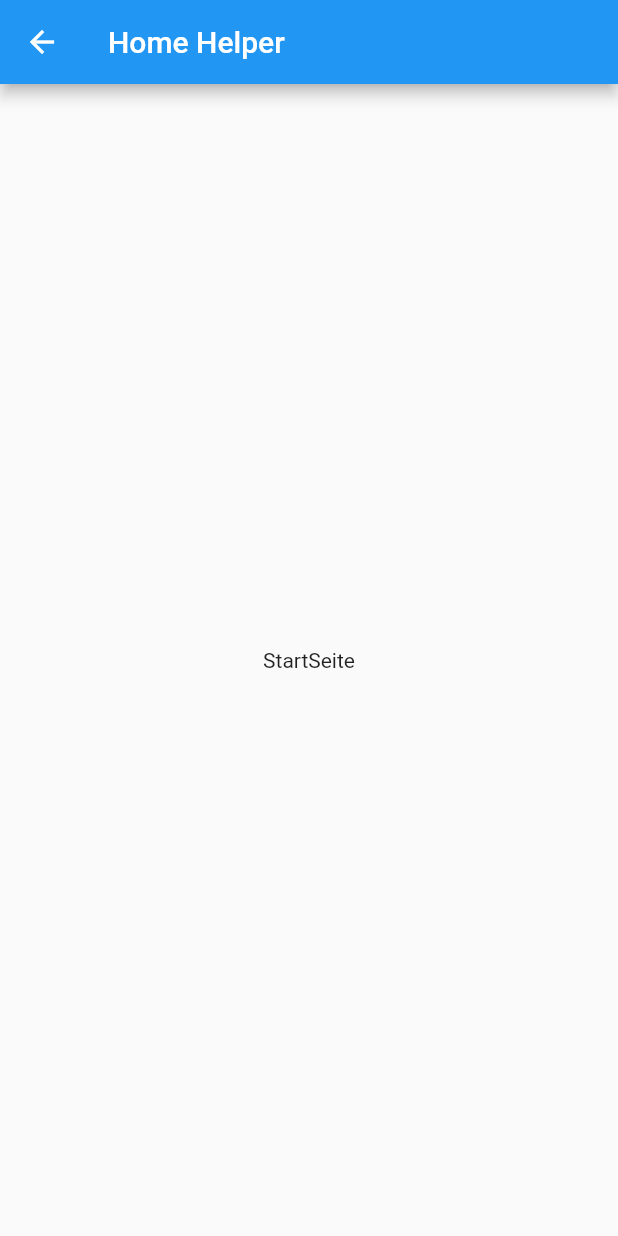
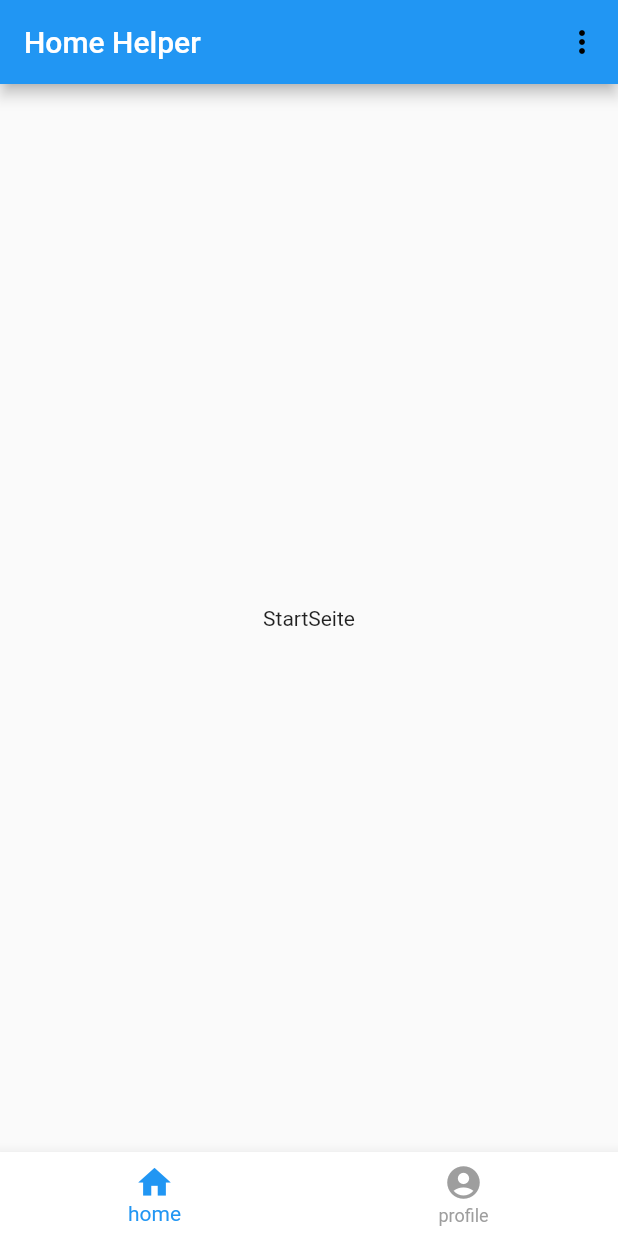
Before and after one commit to Dustin-Bookbaker/home-helper, a Flutter app: the screen it shows after launch, on a phone screen of 412 x 824 dp. Run offline on Flutter 3.47's test engine with Material 2 defaults, Android fonts, the phone set to English and light mode, and no system bars.

Commit message:
Set up Bottom Navigation

```diff
--- /dev/null
+++ b/lib/Navigation/Bottom_navigation/bottom_navigation.dart
@@ -0,0 +1,119 @@
+import 'package:flutter/material.dart';
+import 'package:homehelper/Pages/home/home_page.dart';
+import 'package:homehelper/Pages/profile/profile_page.dart';
+
+class BottomNavigation extends StatefulWidget {
+  /// Tab indicating, which page currently is displayed.
+  final TabItem tab;
+  // ignore: public_member_api_docs
+  BottomNavigation({this.tab = TabItem.home});
+
+  @override
+  _BottomNavigationState createState() => _BottomNavigationState(tab);
+}
+
+class _BottomNavigationState extends State<BottomNavigation> {
+  _BottomNavigationState(this._currentTab);
+  TabItem _currentTab;
+
+  void _selectTab(TabItem tabItem) {
+    setState(() => _currentTab = tabItem);
+  }
+
+  @override
+  Widget build(BuildContext context) => WillPopScope(
+        onWillPop: () {
+          // Avoid popping if not on HomeScreen
+          var result = (_currentTab == TabItem.home);
+          if (!result) _selectTab(TabItem.home);
+          return Future.value(result);
+        },
+        child: Scaffold(
+          body: TabHelper.route(_currentTab)(context),
+          bottomNavigationBar: BottomNavigationBar(
+            backgroundColor: Colors.white,
+            type: BottomNavigationBarType.fixed,
+            currentIndex: TabHelper.index(_currentTab),
+            onTap: (index) => _selectTab(TabHelper.item(index)),
+            iconSize: 26.0,
+            selectedItemColor: Colors.blue,
+            unselectedItemColor: Colors.grey,
+            items: [
+              for (var item in TabItem.values)
+                BottomNavigationBarItem(
+                    icon: Icon(TabHelper.icon(item)),
+                    title: Text(
+                      TabHelper.description(item),
+                    )),
+            ],
+          ),
+        ),
+      );
+}
+
+// Todo Add more
+enum TabItem { home, profile }
+
+abstract class TabHelper {
+  // ignore: public_member_api_docs
+  static TabItem item(int index) {
+// Todo Add more
+    switch (index) {
+      case 0:
+        return TabItem.home;
+      case 1:
+        return TabItem.profile;
+      default:
+        return TabItem.home;
+    }
+  }
+
+  // ignore: public_member_api_docs
+  static int index(TabItem tabItem) {
+    // Todo Add more
+    switch (tabItem) {
+      case TabItem.home:
+        return 0;
+      case TabItem.profile:
+        return 1;
+      default:
+        return 0;
+    }
+  }
+
+  // ignore: public_member_api_docs
+  static String description(TabItem tabItem) {
+    switch (tabItem) {
+      case TabItem.home:
+        return 'home';
+      case TabItem.profile:
+        return 'profile';
+      default:
+        return '';
+    }
+  }
+
+  // ignore: public_member_api_docs
+  static IconData icon(TabItem tabItem) {
+    switch (tabItem) {
+      case TabItem.home:
+        return Icons.home;
+      case TabItem.profile:
+        return Icons.account_circle;
+      default:
+        return Icons.adb;
+    }
+  }
+
+  // ignore: public_member_api_docs
+  static WidgetBuilder route(TabItem tabItem) {
+    switch (tabItem) {
+      case TabItem.home:
+        return (context) => HomePage();
+      case TabItem.profile:
+        return (context) => ProfilePage();
+      default:
+        return (context) => HomePage();
+    }
+  }
+}
--- a/lib/Navigation/router.dart
+++ b/lib/Navigation/router.dart
@@ -4,12 +4,16 @@ import 'package:homehelper/Common/constants/routing_constants.dart';
 import 'package:homehelper/Pages/home/home_page.dart';
 import 'package:homehelper/Pages/home/home_settings_page.dart';
 
+import 'Bottom_navigation/bottom_navigation.dart';
+
 /// RouteHandler which is called with every Navigator call.
 Route<dynamic> generateRoute(RouteSettings settings) {
   switch (settings.name) {
     case homeRoute:
       return MaterialPageRoute(
-        builder: (context) => HomePage(),
+        builder: (context) => BottomNavigation(
+          tab: TabItem.home,
+        ),
       );
     case homeSettingsRoute:
       return MaterialPageRoute(
@@ -17,7 +21,9 @@ Route<dynamic> generateRoute(RouteSettings settings) {
       );
     default:
       return MaterialPageRoute(
-        builder: (context) => HomePage(),
+        builder: (context) => BottomNavigation(
+          tab: TabItem.home,
+        ),
       );
   }
 }
--- a/lib/Pages/home/home_page.dart
+++ b/lib/Pages/home/home_page.dart
@@ -1,10 +1,20 @@
 import 'package:flutter/material.dart';
+
+import 'package:homehelper/Common/constants/routing_constants.dart';
 
 class HomePage extends StatelessWidget {
   @override
   Widget build(BuildContext context) => Scaffold(
         appBar: AppBar(
+          automaticallyImplyLeading: false,
           title: Text('Home Helper'),
+          actions: <Widget>[
+            IconButton(
+              icon: Icon(Icons.more_vert),
+              color: Colors.black,
+              onPressed: () => Navigator.pushNamed(context, homeSettingsRoute),
+            ),
+          ],
         ),
         body: Center(
           child: Text('StartSeite'),
--- a/lib/Pages/home/home_settings_page.dart
+++ b/lib/Pages/home/home_settings_page.dart
@@ -2,5 +2,12 @@ import 'package:flutter/material.dart';
 
 class HomeSettingsPage extends StatelessWidget {
   @override
-  Widget build(BuildContext context) => Scaffold();
+  Widget build(BuildContext context) => Scaffold(
+        appBar: AppBar(
+          title: Text('Settings'),
+        ),
+        body: Center(
+          child: Text('Settings'),
+        ),
+      );
 }
--- /dev/null
+++ b/lib/Pages/profile/profile_page.dart
@@ -0,0 +1,10 @@
+import 'package:flutter/material.dart';
+
+class ProfilePage extends StatelessWidget {
+  @override
+  Widget build(BuildContext context) => Scaffold(
+        body: Center(
+          child: Text('Profile Page'),
+        ),
+      );
+}
--- a/pubspec.yaml
+++ b/pubspec.yaml
@@ -5,7 +5,7 @@ description: A new Flutter application.
 version: 1.0.0+1
 
 environment:
-  sdk: ">=2.1.0 <3.0.0"
+  sdk: ">=2.2.2 <3.0.0"
 
 dependencies:
   flutter:
```
